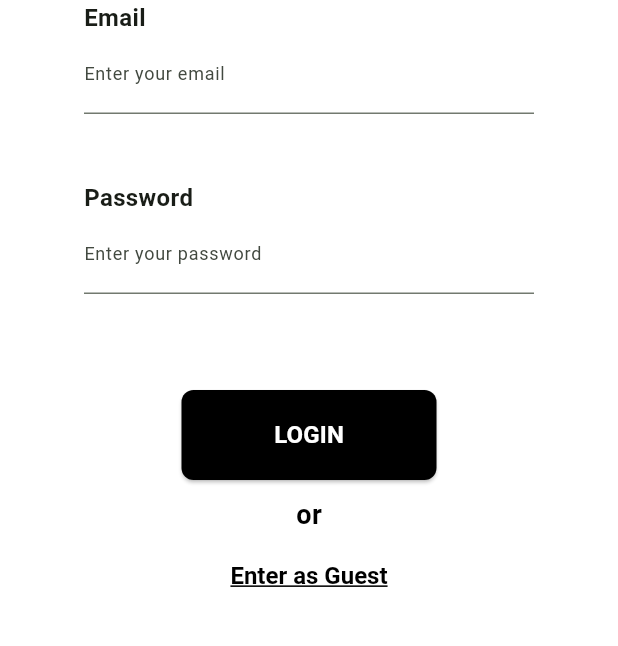
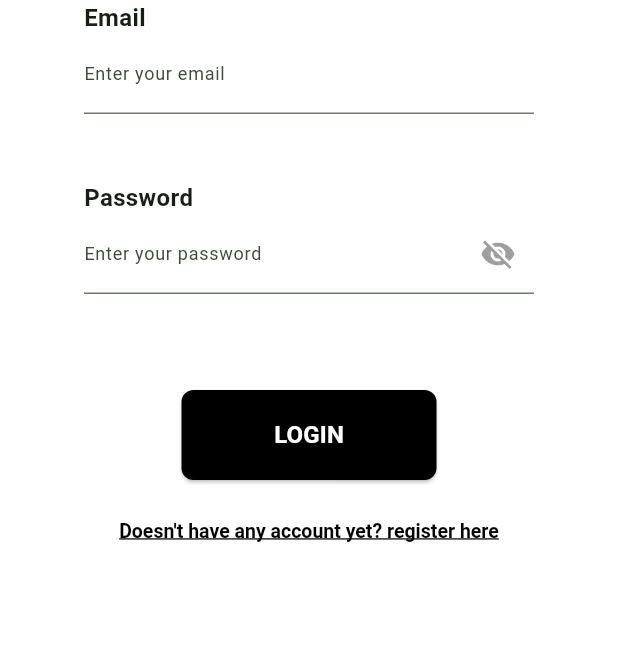
Before and after one commit to geoffval/Recipedia, a Flutter app: the screen it shows after launch, after a tap on "LOGIN", on a phone screen of 412 x 824 dp, the part 405-1051 px from its top. Run offline on Flutter 3.47's test engine with Material 2 defaults, Android fonts, the phone set to English and light mode, and no system bars; our stand-ins replace sqflite; accounts and stored records are empty.

Commit message:
Integrasi Akun sqflite

```diff
--- /dev/null
+++ b/lib/controls/db.dart
@@ -0,0 +1,42 @@
+import 'dart:async';
+
+import 'package:path/path.dart';
+import 'package:sqflite/sqflite.dart';
+
+import 'package:recipedia/models/account.dart';
+
+final database = openDatabase(
+    join(getDatabasesPath() as String, 'account_database.db'),
+
+    onCreate: (db, version) {
+      return db.execute('CREATE TABLE account(id INTEGER PRIMARY KEY, username TEXT, email TEXT, password TEXT)');
+    }
+);
+
+Future<void> insertAccount(Account account) async {
+  final db = await database;
+
+  await db.insert(
+    'account',
+    account.toMap(),
+    conflictAlgorithm: ConflictAlgorithm.replace,
+  );
+}
+
+Future<List<Account>> account() async {
+  // Get a reference to the database.
+  final db = await database;
+
+  // Query the table for all The Dogs.
+  final List<Map<String, dynamic>> maps = await db.query('account');
+
+  // Convert the List<Map<String, dynamic> into a List<Dog>.
+  return List.generate(maps.length, (i) {
+    return Account(
+      id: maps[i]['id'] as int,
+      username: maps[i]['username'] as String,
+      email: maps[i]['email'] as String,
+      password: maps[i]['password'] as String
+    );
+  });
+}
--- a/lib/main.dart
+++ b/lib/main.dart
@@ -8,6 +8,7 @@ void main() {
 
 class MyApp extends StatelessWidget {
   const MyApp({super.key});
+
 
   // This widget is the root of your application.
   @override
--- a/lib/view/about.dart
+++ b/lib/view/about.dart
@@ -16,9 +16,10 @@ class AboutScreen extends StatelessWidget {
           ],
         ),
         body: Column(
-            crossAxisAlignment: CrossAxisAlignment.start,
+            crossAxisAlignment: CrossAxisAlignment.center,
             children: [
               Row(
+                crossAxisAlignment: CrossAxisAlignment.center,
                 mainAxisAlignment: MainAxisAlignment.spaceEvenly,
                 children: <Widget>[
                   Container(
--- a/lib/view/account.dart
+++ b/lib/view/account.dart
@@ -34,12 +34,15 @@ class _AccountScreenState extends State<AccountScreen> {
     final name= _nameController.text;
     final email = _emailController.text;
     final password = _passwordController;
+
+
   }
 
 
   @override
   Widget build(BuildContext context) {
     return Scaffold(
+      resizeToAvoidBottomInset : false,
       appBar: AppBar(
           title: Text('ACCOUNT'),
           actions: <Widget>[
@@ -105,7 +108,7 @@ class _AccountScreenState extends State<AccountScreen> {
                       borderRadius: BorderRadius.circular(10.0)
                   )),
                 ),
-                child: Text('Save')
+                child: Text('Edit')
             ),
           ],
         ),
--- a/lib/view/home_page_view.dart
+++ b/lib/view/home_page_view.dart
@@ -40,10 +40,9 @@ class _HomePageState extends State<HomePage> {
 
   Widget _buildImage() {
     return Container(
-        padding: EdgeInsets.only(top:0,bottom:0),
         child: Align(
           alignment: FractionalOffset.bottomCenter,
-          child: Image.asset('assets/logo_recipedia.png', scale: 2),
+          child: Image.asset('assets/logo_recipedia.png')
         )
     );
   }
@@ -53,7 +52,6 @@ class _HomePageState extends State<HomePage> {
       body: Column(
         mainAxisAlignment: MainAxisAlignment.spaceEvenly,
         children: <Widget>[
-          //Image.asset('assets/images/Recipedia 1.png'),
           Row(
             mainAxisAlignment: MainAxisAlignment.spaceAround,
             children: <Widget>[
--- a/lib/view/landing_page_view.dart
+++ b/lib/view/landing_page_view.dart
@@ -1,5 +1,4 @@
 import 'package:flutter/material.dart';
-import 'package:recipedia/view/home_page_view.dart';
 import 'package:recipedia/view/login.dart';
 import 'package:recipedia/view/register.dart';
 
@@ -8,6 +7,8 @@ class LandingPage extends StatefulWidget {
 
   @override
   State<LandingPage> createState() => _LandingPageState();
+
+
 }
 
 class _LandingPageState extends State<LandingPage> {
@@ -72,6 +73,18 @@ class _LandingPageState extends State<LandingPage> {
         ),
         const SizedBox(height: 20),
         SizedBox(
+          height: 30,
+          child: Text(
+            'or',
+            style: TextStyle(
+              color: Colors.black,
+              fontSize: 18,
+              fontWeight: FontWeight.bold,
+            ),
+          ),
+        ),
+        const SizedBox(height: 20),
+        SizedBox(
           width: 170,
           height: 60,
           child: ElevatedButton (
@@ -100,37 +113,7 @@ class _LandingPageState extends State<LandingPage> {
             ),
           )
         ),
-        SizedBox(height: 30),
-        SizedBox(
-          height: 30,
-          child: Text(
-            'or',
-            style: TextStyle(
-              color: Colors.black,
-              fontSize: 18,
-              fontWeight: FontWeight.bold,
-            ),
-          ),
-        ),
-        SizedBox(
-          child:  TextButton(
-            child: const Text('Enter as Guest'),
-            style: TextButton.styleFrom(
-              foregroundColor: Colors.black,
-              textStyle: TextStyle(
-                fontSize: 16,
-                fontWeight: FontWeight.bold,
-                decoration: TextDecoration.underline,
-                decorationThickness: 1.3
-              ),
-            ),
-            onPressed: (){
-              Navigator.of(context).push(
-                  MaterialPageRoute(builder: (context) => const HomePage(name: 'Guest',email:'',password: '',)),
-              );
-            },
-          ),
-        )
+
       ],
     );
   }
--- a/lib/view/login.dart
+++ b/lib/view/login.dart
@@ -1,31 +1,87 @@
 import 'package:flutter/material.dart';
 import 'package:recipedia/view/home_page_view.dart';
+import 'package:recipedia/controls/db_helper.dart';
+import 'package:recipedia/view/register.dart';
 
 class LoginPage extends StatefulWidget {
   @override
   State<LoginPage> createState() => _LoginPageState();
 }
 
+
 class _LoginPageState extends State<LoginPage> {
-  final _emailController = TextEditingController();
-  final _passwordController = TextEditingController();
+  final TextEditingController _emailController = TextEditingController();
+  final TextEditingController _passwordController = TextEditingController();
   final _formKey = GlobalKey<FormState>();
 
+  List<Map<String, dynamic>> _account = [];
+  bool _isLoading = true;
+  bool accountFound = false;
+  bool _passwordVisible = false;
 
+  Future<void> _refreshAccountData() async {
+    final data = await SQLHelper.getItems();
+    setState(() {
+      _account = data;
+      _isLoading = false;
+    });
+  }
 
-  late String name;
+  @override
+  void initState(){
+    super.initState();
+    _refreshAccountData();
+  }
 
-  void _validate() {
+  void _validate() async {
     final form = _formKey.currentState;
     if (!form!.validate()) {
       return;
     }
 
-    final email = _emailController.text;
-    final password = _passwordController.text;
+    await _refreshAccountData();
 
-    Navigator.of(context).push(
-      MaterialPageRoute(builder: (_) => HomePage(name: 'name', email: email, password: password)),
+    print("..number of items ${_account.length}");
+
+    _account.forEach((e) {
+      if (e['email'] == _emailController.text && e['password'] == _passwordController.text){
+        accountFound = true;
+        Navigator.of(context).push(
+          MaterialPageRoute(builder: (_) => HomePage(name: e['username'], email: e['email'], password: e['password'])),
+        );
+      }
+
+      //UNTUK TESTING DELETE AKUN
+
+      // SQLHelper.deleteDog(e['id']);
+      // print("deleted" + e['username']);
+
+    });
+    if (!accountFound) showAlertDialog(context);
+  }
+
+  showAlertDialog(BuildContext context) {
+    Widget tryAgainButton = TextButton(
+      child: Text("TRY AGAIN"),
+      onPressed: () {
+        Navigator.of(context).pop();
+        return;
+      },
+    );
+
+    AlertDialog alert = AlertDialog(
+      title: Text("Couldn't find your account!"),
+      content: Text("Email or password might wrong, try again!"),
+      actions: [
+        tryAgainButton,
+      ],
+    );
+
+    showDialog(
+      context: context,
+      builder: (BuildContext context) {
+        return alert;
+      },
     );
   }
 
@@ -35,6 +91,7 @@ class _LoginPageState extends State<LoginPage> {
 
   Widget build(BuildContext context) {
     return Scaffold(
+      resizeToAvoidBottomInset : false,
       backgroundColor: Colors.white,
       body: Column(
         children: [
@@ -113,10 +170,22 @@ class _LoginPageState extends State<LoginPage> {
                 ),
                 TextFormField(
                   controller: _passwordController,
-                  decoration: const InputDecoration(
+                  obscureText: !_passwordVisible,
+                  decoration: InputDecoration(
                     border: UnderlineInputBorder(),
                       labelText: 'Enter your password',
-                      labelStyle: TextStyle(fontSize: 12)
+                      labelStyle: TextStyle(fontSize: 12),
+                    suffixIcon: IconButton(
+                      icon: Icon(
+                        _passwordVisible ? Icons.visibility : Icons.visibility_off,
+                        color: Colors.grey,
+                      ),
+                      onPressed: () {
+                        setState(() {
+                          _passwordVisible = !_passwordVisible;
+                        });
+                      },
+                    ),
                   ),
                   validator: (text) {
                     if (text!.isEmpty){
@@ -158,23 +227,12 @@ class _LoginPageState extends State<LoginPage> {
           ),
           SizedBox(height: 10),
           SizedBox(
-            height: 30,
-            child: Text(
-              'or',
-              style: TextStyle(
-                color: Colors.black,
-                fontSize: 18,
-                fontWeight: FontWeight.bold,
-              ),
-            ),
-          ),
-          SizedBox(
             child:  TextButton(
-              child: const Text('Enter as Guest'),
+              child: const Text('Doesn\'t have any account yet? register here'),
               style: TextButton.styleFrom(
                 foregroundColor: Colors.black,
                 textStyle: TextStyle(
-                    fontSize: 16,
+                    fontSize: 13,
                     fontWeight: FontWeight.bold,
                     decoration: TextDecoration.underline,
                     decorationThickness: 1.3
@@ -182,7 +240,7 @@ class _LoginPageState extends State<LoginPage> {
               ),
               onPressed: () {
                 Navigator.of(context).push(
-                  MaterialPageRoute(builder: (_) => HomePage(name: 'Guest', email: '', password: '')),
+                  MaterialPageRoute(builder: (_) => RegisterPage()),
                 );
               },
             ),
--- a/pubspec.yaml
+++ b/pubspec.yaml
@@ -35,6 +35,8 @@ dependencies:
   # The following adds the Cupertino Icons font to your application.
   # Use with the CupertinoIcons class for iOS style icons.
   cupertino_icons: ^1.0.2
+  sqflite: ^2.3.0
+  path: ^1.8.3
 
 dev_dependencies:
   flutter_test:
```
Also changed, not shown: lib/controls/db_helper.dart (added, +60 -0 lines), lib/models/account.dart (added, +30 -0 lines), lib/view/register.dart (+39 -3 lines), lib/view/text_about.dart (+7 -3 lines), lib/controls/test.dart (added), pubspec.lock.
